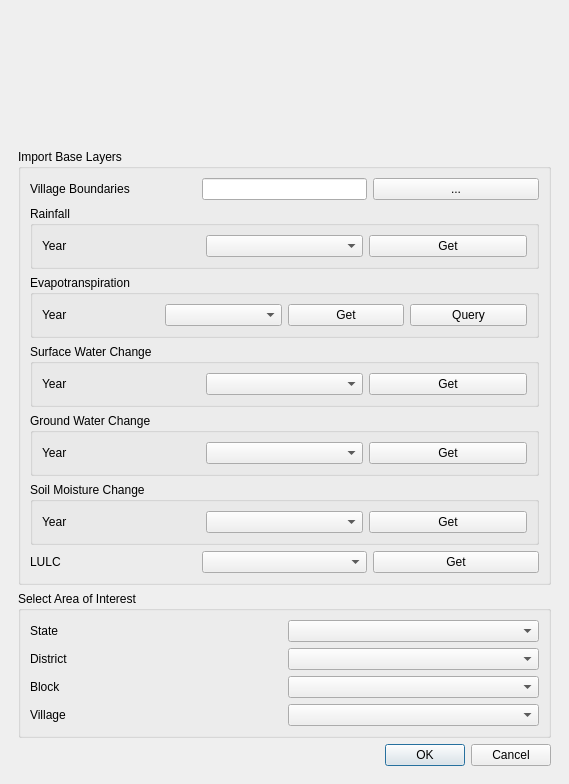
First picture: the form in rw_dockwidget_base_trial.ui, repository atreebangalore/jaltol, before the edit.
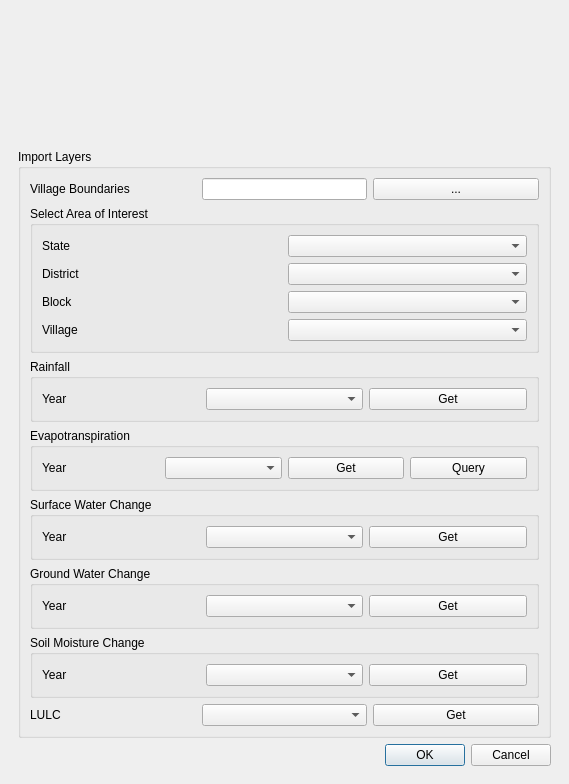
Second picture: the form after the edit. Custom widgets are drawn as their Qt base class.

Commit message: added new tabs format for UI

The edit to the form file:
```diff
--- a/rw_dockwidget_base_trial.ui
+++ b/rw_dockwidget_base_trial.ui
@@ -37,7 +37,7 @@
           </sizepolicy>
          </property>
          <property name="title">
-          <string>Import Base Layers</string>
+          <string>Import Layers</string>
          </property>
          <layout class="QVBoxLayout" name="verticalLayout">
           <item>
@@ -86,6 +86,83 @@
             </item>
            </layout>
           </item>
+          <item>
+           <widget class="QgsCollapsibleGroupBox" name="mGroupBox_2">
+            <property name="sizePolicy">
+             <sizepolicy hsizetype="Preferred" vsizetype="Fixed">
+              <horstretch>0</horstretch>
+              <verstretch>0</verstretch>
+             </sizepolicy>
+            </property>
+            <property name="title">
+             <string>Select Area of Interest</string>
+            </property>
+            <layout class="QVBoxLayout" name="verticalLayout_2">
+             <item>
+              <layout class="QHBoxLayout" name="horizontalLayout_3">
+               <item>
+                <widget class="QLabel" name="label">
+                 <property name="minimumSize">
+                  <size>
+                   <width>0</width>
+                   <height>0</height>
+                  </size>
+                 </property>
+                 <property name="text">
+                  <string>State</string>
+                 </property>
+                </widget>
+               </item>
+               <item>
+                <widget class="QComboBox" name="comboBox"/>
+               </item>
+              </layout>
+             </item>
+             <item>
+              <layout class="QHBoxLayout" name="horizontalLayout_5">
+               <item>
+                <widget class="QLabel" name="label_2">
+                 <property name="text">
+                  <string>District</string>
+                 </property>
+                </widget>
+               </item>
+               <item>
+                <widget class="QComboBox" name="comboBox_2"/>
+               </item>
+              </layout>
+             </item>
+             <item>
+              <layout class="QHBoxLayout" name="horizontalLayout_6">
+               <item>
+                <widget class="QLabel" name="label_3">
+                 <property name="text">
+                  <string>Block</string>
+                 </property>
+                </widget>
+               </item>
+               <item>
+                <widget class="QComboBox" name="comboBox_3"/>
+               </item>
+              </layout>
+             </item>
+             <item>
+              <layout class="QHBoxLayout" name="horizontalLayout_7">
+               <item>
+                <widget class="QLabel" name="label_8">
+                 <property name="text">
+                  <string>Village</string>
+                 </property>
+                </widget>
+               </item>
+               <item>
+                <widget class="QComboBox" name="comboBox_4"/>
+               </item>
+              </layout>
+             </item>
+            </layout>
+           </widget>
+          </item>
           <item>
            <widget class="QgsCollapsibleGroupBox" name="mGroupBox_3">
             <property name="sizePolicy">
@@ -288,83 +365,6 @@
          </layout>
         </widget>
        </item>
-       <item>
-        <widget class="QgsCollapsibleGroupBox" name="mGroupBox_2">
-         <property name="sizePolicy">
-          <sizepolicy hsizetype="Preferred" vsizetype="Fixed">
-           <horstretch>0</horstretch>
-           <verstretch>0</verstretch>
-          </sizepolicy>
-         </property>
-         <property name="title">
-          <string>Select Area of Interest</string>
-         </property>
-         <layout class="QVBoxLayout" name="verticalLayout_2">
-          <item>
-           <layout class="QHBoxLayout" name="horizontalLayout_3">
-            <item>
-             <widget class="QLabel" name="label">
-              <property name="minimumSize">
-               <size>
-                <width>0</width>
-                <height>0</height>
-               </size>
-              </property>
-              <property name="text">
-               <string>State</string>
-              </property>
-             </widget>
-            </item>
-            <item>
-             <widget class="QComboBox" name="comboBox"/>
-            </item>
-           </layout>
-          </item>
-          <item>
-           <layout class="QHBoxLayout" name="horizontalLayout_5">
-            <item>
-             <widget class="QLabel" name="label_2">
-              <property name="text">
-               <string>District</string>
-              </property>
-             </widget>
-            </item>
-            <item>
-             <widget class="QComboBox" name="comboBox_2"/>
-            </item>
-           </layout>
-          </item>
-          <item>
-           <layout class="QHBoxLayout" name="horizontalLayout_6">
-            <item>
-             <widget class="QLabel" name="label_3">
-              <property name="text">
-               <string>Block</string>
-              </property>
-             </widget>
-            </item>
-            <item>
-             <widget class="QComboBox" name="comboBox_3"/>
-            </item>
-           </layout>
-          </item>
-          <item>
-           <layout class="QHBoxLayout" name="horizontalLayout_7">
-            <item>
-             <widget class="QLabel" name="label_8">
-              <property name="text">
-               <string>Village</string>
-              </property>
-             </widget>
-            </item>
-            <item>
-             <widget class="QComboBox" name="comboBox_4"/>
-            </item>
-           </layout>
-          </item>
-         </layout>
-        </widget>
-       </item>
        <item>
         <widget class="QDialogButtonBox" name="buttonBox">
          <property name="orientation">
```
The commit also changes 2 other files.
